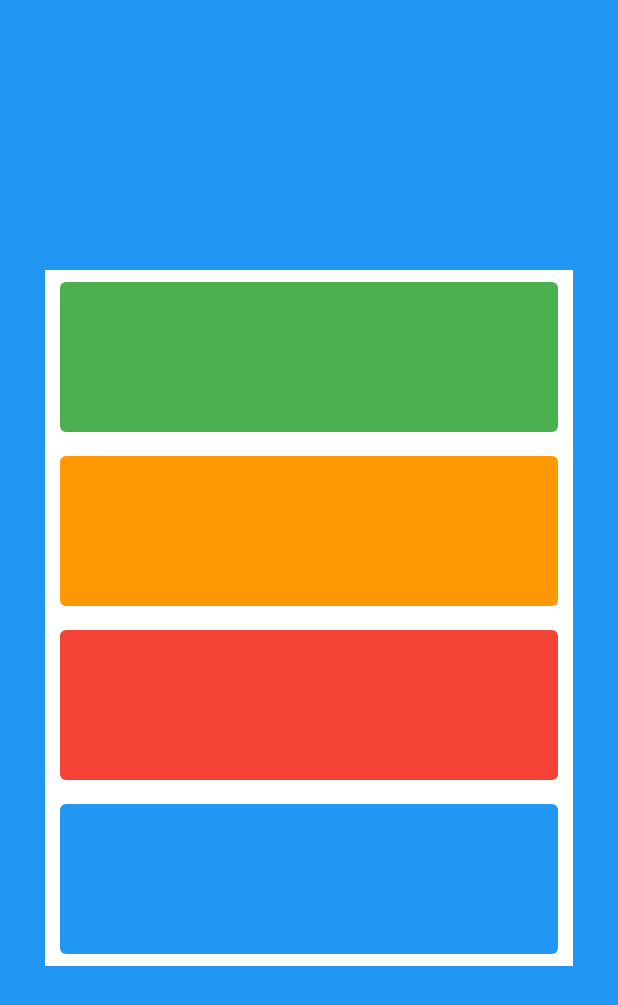
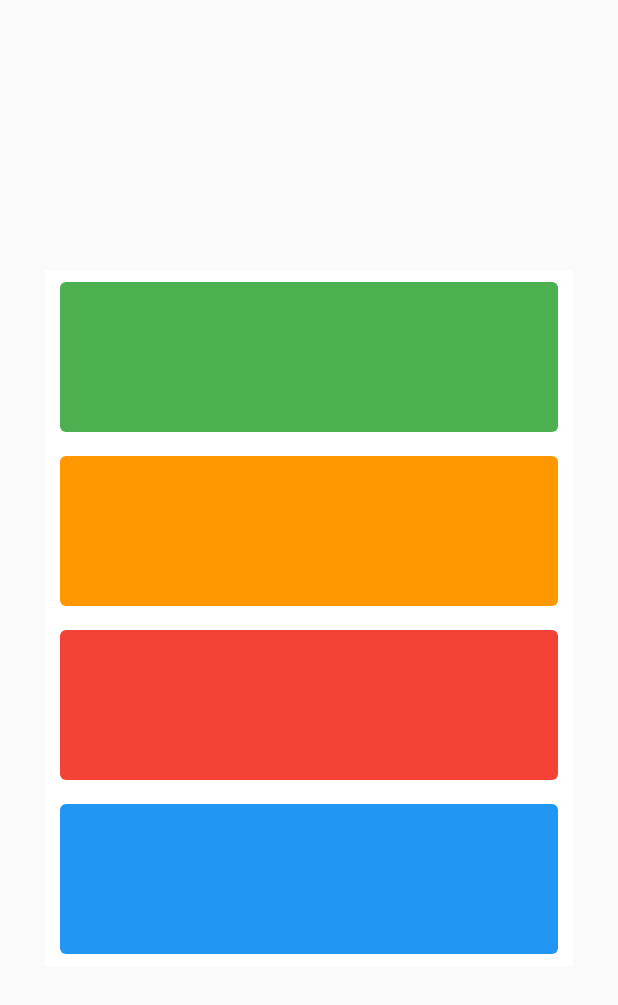
Before and after one commit to taylanyildiz/Flutter-Inherited-Widget, a Flutter app: the screen it shows after launch, after a tap on "color", on a phone screen of 412 x 824 dp. Shown: the top 1005 px of the screen. Run offline on Flutter 3.47's test engine with Material 2 defaults, Android fonts, the phone set to English and light mode, and no system bars.

Commit message:
update home screen background

```diff
--- a/inherited_widget/lib/main.dart
+++ b/inherited_widget/lib/main.dart
@@ -18,13 +18,11 @@ class MyApp extends StatelessWidget {
     return StateWidget(
       child: Builder(
         builder: (context) {
-          final provider = StateInheritedWidget.of(context).state;
           return MaterialApp(
             debugShowCheckedModeBanner: false,
             title: 'Flutter Demo',
             theme: ThemeData(
               primarySwatch: Colors.blue,
-              scaffoldBackgroundColor: provider.backgroundColor,
             ),
             home: HomeScreen(title: 'Flutter Demo Home Page'),
           );
--- a/inherited_widget/lib/screens/home_screen.dart
+++ b/inherited_widget/lib/screens/home_screen.dart
@@ -21,14 +21,15 @@ class _HomeScreenState extends State<HomeScreen> {
 
   @override
   Widget build(BuildContext context) {
-    final counter = StateInheritedWidget.of(context).state.counter;
+    final provider = StateInheritedWidget.of(context).state;
     return Scaffold(
+      backgroundColor: provider.backgroundColor,
       body: Center(
         child: Column(
           mainAxisAlignment: MainAxisAlignment.center,
           children: [
             Text(
-              '$counter',
+              '${provider.counter}',
               style: TextStyle(
                 color: Colors.black,
                 fontSize: 30.0,
```
